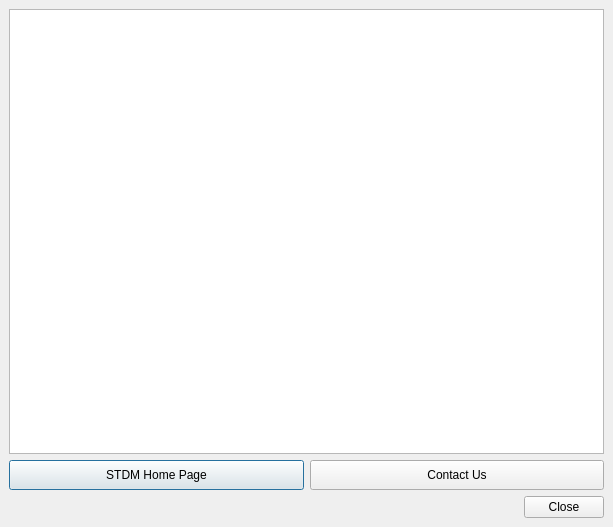
First picture: the form in ui/ui_about_stdm.ui, repository gltn/stdm, before the edit.
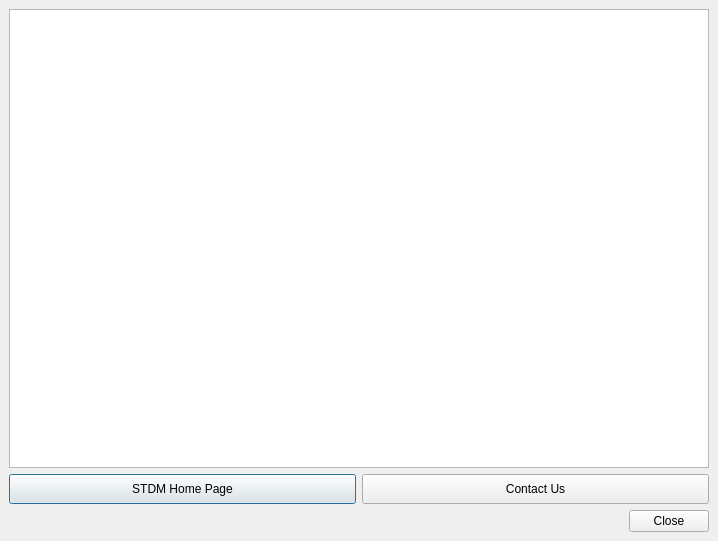
Second picture: the form after the edit.

Commit message: Updated the about width

```diff
--- a/ui/ui_about_stdm.ui
+++ b/ui/ui_about_stdm.ui
@@ -6,8 +6,8 @@
    <rect>
     <x>0</x>
     <y>0</y>
-    <width>613</width>
-    <height>527</height>
+    <width>718</width>
+    <height>541</height>
    </rect>
   </property>
   <property name="sizePolicy">
```
The commit also changes 3 other files.
